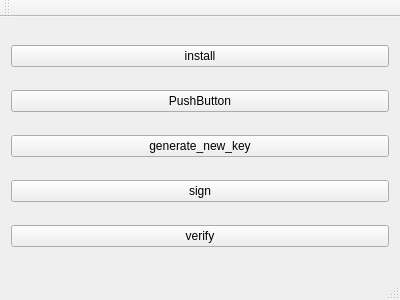
This is conf/work/projects/ota_app/mainwindow.ui in Ronak786/miscthings as Qt 5 draws it before an edit. The edited form follows.
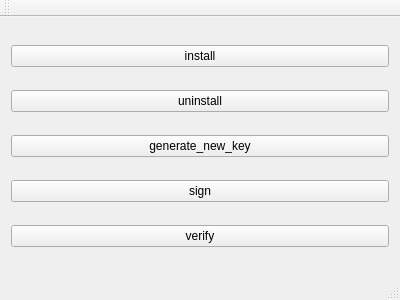
This is the edited form.

Commit message: update complete qt basic functions

The edit to the form file:
```diff
--- a/conf/work/projects/ota_app/mainwindow.ui
+++ b/conf/work/projects/ota_app/mainwindow.ui
@@ -25,7 +25,7 @@
     <item>
      <widget class="QPushButton" name="pushButton_3">
       <property name="text">
-       <string>PushButton</string>
+       <string>uninstall</string>
       </property>
      </widget>
     </item>
```
Left out of the diff: 10 changed lines with no effect on the pictures. The commit also changes 2 other files.
